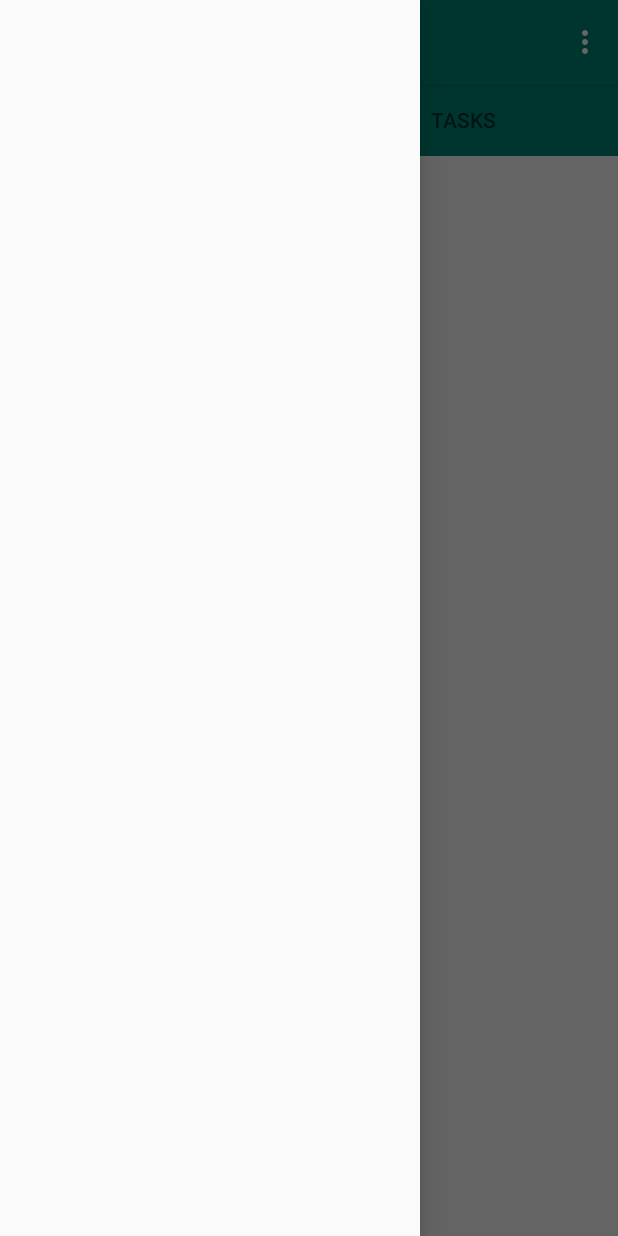
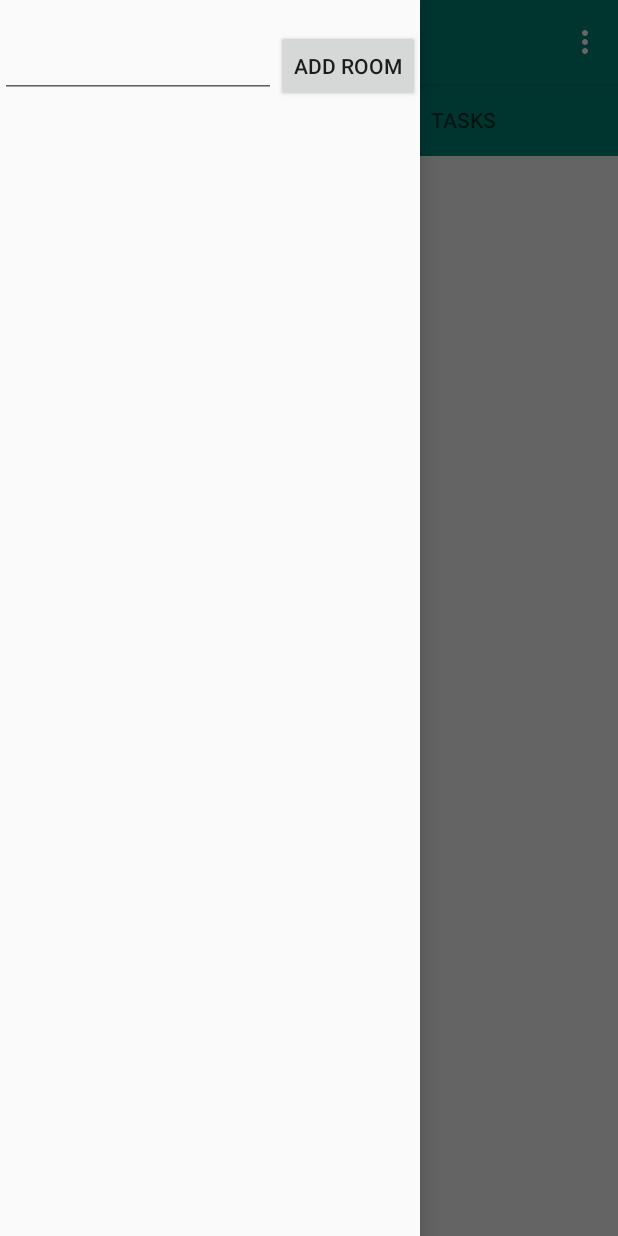
Before and after one commit to Sucramo/P5ProjectChat, an Android app: the FirstPageActivity screen opened directly, with no data from a screen before it, with the side drawer open, on a phone screen of 412 x 824 dp. Run offline under Robolectric (Android 15) with nearby library versions, the phone set to English and light mode, and no system bars; our stand-ins replace Firebase (no records; nobody signed in at launch, a user with empty details on screens opened directly).

Commit message:
Fixing "Add Room" button

```diff
--- a/app/src/main/res/layout/activity_first_page.xml
+++ b/app/src/main/res/layout/activity_first_page.xml
@@ -63,32 +63,27 @@
             <ListView
                 android:id="@+id/listView"
                 android:layout_width="wrap_content"
-                android:layout_height="match_parent" />
+                android:layout_height="wrap_content" />
 
             <EditText
                 android:id="@+id/room_name_edittext"
-                android:layout_width="wrap_content"
+                android:layout_width="match_parent"
                 android:layout_height="wrap_content"
                 android:layout_below="@id/listView"
-                android:layout_alignParentStart="true"
-                android:layout_alignParentLeft="true"
-                android:layout_toStartOf="@+id/btn_add_room"
-                android:layout_toLeftOf="@+id/btn_add_room" />
+                android:layout_toLeftOf="@id/btn_add_room" />
 
             <Button
                 android:id="@+id/btn_add_room"
                 android:layout_width="wrap_content"
                 android:layout_height="wrap_content"
                 android:layout_below="@id/listView"
-                android:layout_alignParentEnd="true"
                 android:layout_alignParentRight="true"
-                android:text="Add room" />
+                android:text="Add Room" />
+
 
         </RelativeLayout>
 
 
     </com.google.android.material.navigation.NavigationView>
 
-    <!--        app:menu="@menu/drawer_menu" -->
-
 </androidx.drawerlayout.widget.DrawerLayout>
```
